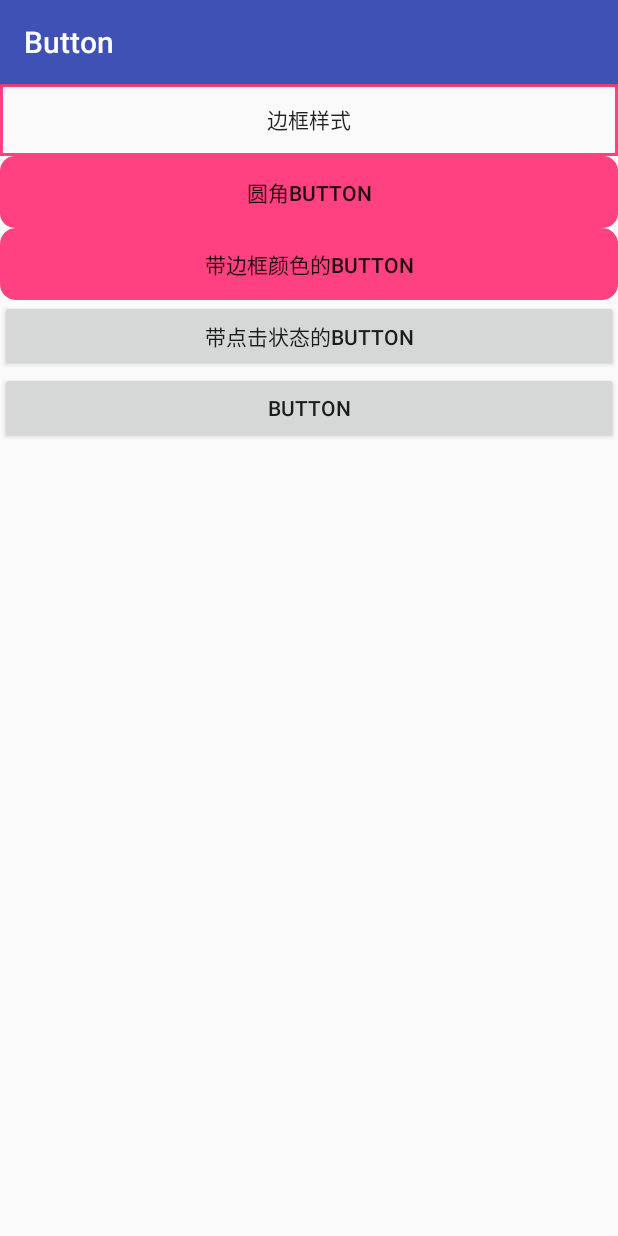
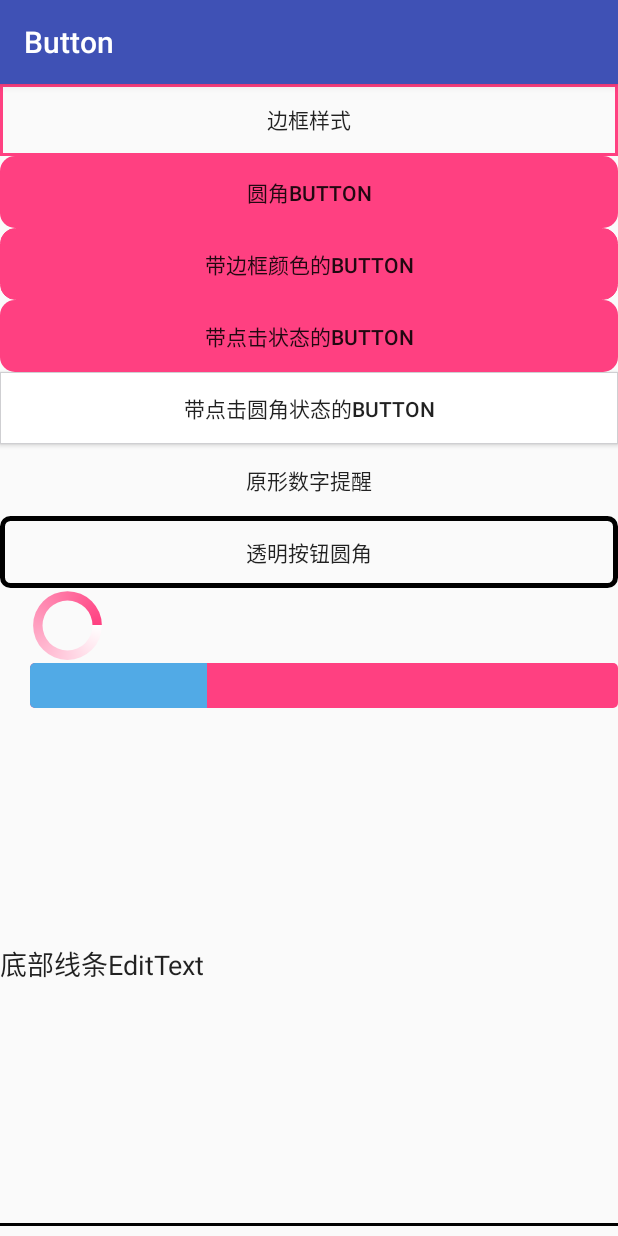
Before and after one commit to jinhuizxc/Button, an Android app: the ButtonStyleActivity screen opened directly, with no data from a screen before it, on a phone screen of 412 x 824 dp. Run offline under Robolectric (Android 15) with nearby library versions, the phone set to English and light mode, and no system bars.

Commit message:
补充按钮样式

```diff
--- a/app/src/main/java/com/example/jh/button/MainActivity.java
+++ b/app/src/main/java/com/example/jh/button/MainActivity.java
@@ -182,6 +182,7 @@ public class MainActivity extends AppCompatActivity implements View.OnClickListe
                 break;
             case R.id.bt_style:
                 intent = new Intent(this, ButtonStyleActivity.class);
+                startActivity(intent);
                 break;
         }
 
--- /dev/null
+++ b/app/src/main/res/drawable/btn_bottom_confirm_bg.xml
@@ -0,0 +1,21 @@
+<?xml version="1.0" encoding="utf-8"?>
+<selector xmlns:android="http://schemas.android.com/apk/res/android">
+    <item android:state_pressed="true">
+        <shape android:shape="rectangle">
+            <solid android:color="#f5f5f5"/>
+            <stroke android:width="1px"
+                android:color="#cfcfd2"/>
+            <padding android:top="1px"/>
+        </shape>
+    </item>
+    <item>
+        <shape android:shape="rectangle">
+            <solid android:color="@color/white"/>
+            <stroke android:width="1px"
+                android:color="#cfcfd2"/>
+            <padding android:top="1px"/>
+        </shape>
+    </item>
+
+
+</selector>
--- /dev/null
+++ b/app/src/main/res/drawable/btn_nor_down.xml
@@ -0,0 +1,9 @@
+<?xml version="1.0" encoding="utf-8"?>
+<selector xmlns:android="http://schemas.android.com/apk/res/android">
+    <item android:state_pressed="true" android:drawable="@drawable/check_border" />
+    <item android:state_focused="true" android:drawable="@drawable/check_border" />
+    <item android:state_checked="true" android:drawable="@drawable/check_border" />
+    <item android:state_selected="true" android:drawable="@drawable/check_border"/>
+    <item android:drawable="@drawable/btn_bg_red"/>
+
+</selector>
--- /dev/null
+++ b/app/src/main/res/drawable/circle_shape.xml
@@ -0,0 +1,22 @@
+<?xml version="1.0" encoding="utf-8"?>
+<shape xmlns:android="http://schemas.android.com/apk/res/android"
+    android:shape="rectangle" >
+
+    <!-- 填充的颜色：这里设置背景透明 -->
+    <solid android:color="@android:color/transparent" />
+    <!-- 边框的颜色 ：不能和窗口背景色一样-->
+    <stroke
+        android:width="3dp"
+        android:color="#000000" />
+    <!-- 设置按钮的四个角为弧形 -->
+    <!-- android:radius 弧形的半径 -->
+    <corners android:radius="5dip" />
+
+    <!-- padding：Button里面的文字与Button边界的间隔 -->
+    <padding
+        android:bottom="10dp"
+        android:left="10dp"
+        android:right="10dp"
+        android:top="10dp" />
+
+</shape>
--- /dev/null
+++ b/app/src/main/res/drawable/edit_for_line_bg.xml
@@ -0,0 +1,8 @@
+<?xml version="1.0" encoding="utf-8"?>
+<inset xmlns:android="http://schemas.android.com/apk/res/android"
+    android:insetBottom="@dimen/abc_edit_text_inset_bottom_material">
+    <selector>
+        <item android:drawable="@drawable/abc_textfield_activated_mtrl_alpha"/>
+    </selector>
+
+</inset>
--- /dev/null
+++ b/app/src/main/res/drawable/hint_superscript_red.xml
@@ -0,0 +1,20 @@
+<?xml version="1.0" encoding="utf-8"?>
+<selector xmlns:android="http://schemas.android.com/apk/res/android"
+    android:shape="oval"
+    android:useLevel="false">
+
+    <solid android:color="@color/white"/>
+    <padding android:left="1dp"
+        android:top="1dp"
+        android:right="1dp"
+        android:bottom="1dp"
+        />
+    <!--描边  红色边框-->
+    <stroke android:width="1dp"
+        android:color="@color/theme_red"
+        />
+    <size android:width="15dp"
+        android:height="15dp"
+        />
+
+</selector>
--- /dev/null
+++ b/app/src/main/res/drawable/progressbar_color.xml
@@ -0,0 +1,36 @@
+<?xml version="1.0" encoding="utf-8"?>
+<layer-list xmlns:android="http://schemas.android.com/apk/res/android" >
+
+    <!-- 背景  gradient是渐变,corners定义的是圆角 -->
+    <item android:id="@android:id/background">
+        <shape>
+            <corners android:radius="3dp"/>
+
+            <solid android:color="@color/theme_red" />
+        </shape>
+    </item>
+    <!-- 第二条进度条颜色 -->
+    <item android:id="@android:id/secondaryProgress">
+        <clip>
+            <shape>
+                <corners android:radius="3dp"/>
+                <gradient
+                    android:angle="90.0"
+                    android:centerColor="#ac6079"
+                    android:centerY="0.45"
+                    android:endColor="#6c213a"
+                    android:startColor="#FF51AAE6" />
+            </shape>
+        </clip>
+    </item>
+    <!-- 进度条 -->
+    <item android:id="@android:id/progress">
+        <clip>
+            <shape>
+                <corners android:radius="3dp"/>
+                <solid android:color="#FF51AAE6" />
+            </shape>
+        </clip>
+    </item>
+
+</layer-list>
--- /dev/null
+++ b/app/src/main/res/drawable/progresstyle.xml
@@ -0,0 +1,22 @@
+<?xml version="1.0" encoding="utf-8"?>
+<rotate
+    xmlns:android="http://schemas.android.com/apk/res/android"
+    android:fromDegrees="0"
+    android:pivotX="50%"
+    android:pivotY="50%"
+    android:toDegrees="1080.0" >
+
+    <shape
+        android:innerRadiusRatio="3"
+        android:shape="ring"
+        android:thicknessRatio="8"
+        android:useLevel="false" >
+        <gradient
+            android:centerY="0.50"
+            android:endColor="@color/theme_red"
+            android:startColor="@color/white"
+            android:type="sweep"
+            android:useLevel="false" />
+    </shape>
+
+</rotate>
--- a/app/src/main/res/layout/activity_buttonstyle.xml
+++ b/app/src/main/res/layout/activity_buttonstyle.xml
@@ -1,7 +1,8 @@
 <?xml version="1.0" encoding="utf-8"?>
 <LinearLayout xmlns:android="http://schemas.android.com/apk/res/android"
-    android:orientation="vertical" android:layout_width="match_parent"
-    android:layout_height="match_parent">
+    android:layout_width="match_parent"
+    android:layout_height="match_parent"
+    android:orientation="vertical">
 
     <Button
         android:id="@+id/button1"
@@ -25,14 +26,54 @@
         android:text="带边框颜色的button" />
 
     <Button
-        android:id="@+id/button4"
         android:layout_width="match_parent"
         android:layout_height="wrap_content"
+        android:background="@drawable/btn_nor_down"
         android:text="带点击状态的button" />
 
+    <Button
+        android:layout_width="match_parent"
+        android:layout_height="wrap_content"
+        android:background="@drawable/btn_bottom_confirm_bg"
+        android:text="带点击圆角状态的button" />
+
+    <Button
+        android:layout_width="match_parent"
+        android:layout_height="wrap_content"
+        android:background="@drawable/hint_superscript_red"
+        android:text="原形数字提醒" />
     <Button
         android:id="@+id/button5"
         android:layout_width="match_parent"
         android:layout_height="wrap_content"
-        android:text="Button" />
+        android:background="@drawable/circle_shape"
+        android:text="透明按钮圆角" />
+
+    <!--请求网络数据等待框-->
+    <ProgressBar
+        android:layout_width="50dip"
+        android:layout_height="50dip"
+        android:layout_marginLeft="20dp"
+        android:indeterminate="true"
+        android:indeterminateDrawable="@drawable/progresstyle"
+        android:indeterminateTintMode="src_in"/>
+
+    <!--进度条-->
+    <ProgressBar
+        android:id="@+id/my_progress"
+        style="?android:attr/progressBarStyleHorizontal"
+        android:layout_width="match_parent"
+        android:layout_height="30dp"
+        android:layout_marginLeft="20dp"
+        android:max="10"
+        android:progress="3"
+        android:progressDrawable="@drawable/progressbar_color"/>
+
+    <!--底部线条EditText-->
+    <EditText
+        android:text="底部线条EditText"
+        android:layout_width="match_parent"
+        android:layout_height="match_parent"
+        android:background="@drawable/edit_for_line_bg" />
+
 </LinearLayout>
--- a/app/src/main/res/values/colors.xml
+++ b/app/src/main/res/values/colors.xml
@@ -6,4 +6,5 @@
 
     <color name="theme_red">#FF4081</color>
     <color name="color_check_bg">#FF4081</color>
+    <color name="white">#ffffff</color>
 </resources>
```
Also changed, not shown: gradle/wrapper/gradle-wrapper.properties.
